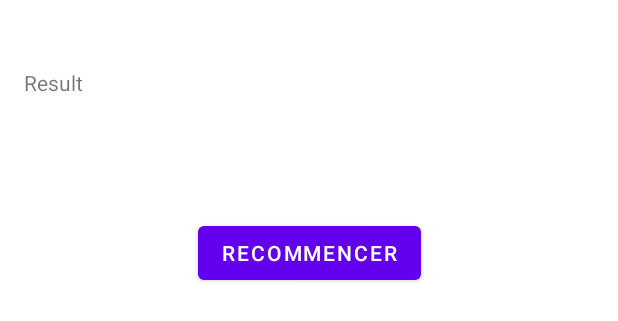
After one commit to quentinhnrt/TileMap, an Android app: the layout activity_end.xml on its own in the app's theme, with its tools: preview values and no code run, on a phone screen of 412 x 824 dp. The commit adds this screen. Shown: the top 321 px of the screen. Run offline under Robolectric (Android 15) with nearby library versions, the phone set to English and light mode, and no system bars.

Commit message:
End activity and restart

```diff
--- /dev/null
+++ b/app/src/main/res/layout/activity_end.xml
@@ -0,0 +1,32 @@
+<?xml version="1.0" encoding="utf-8"?>
+<androidx.constraintlayout.widget.ConstraintLayout xmlns:android="http://schemas.android.com/apk/res/android"
+    xmlns:app="http://schemas.android.com/apk/res-auto"
+    xmlns:tools="http://schemas.android.com/tools"
+    android:layout_width="match_parent"
+    android:layout_height="match_parent"
+    tools:context=".EndActivity">
+
+    <TextView
+        android:id="@+id/endMessage"
+        android:layout_width="286dp"
+        android:layout_height="99dp"
+        app:layout_constraintBottom_toBottomOf="parent"
+        app:layout_constraintEnd_toEndOf="parent"
+        app:layout_constraintHorizontal_bias="0.128"
+        app:layout_constraintStart_toStartOf="parent"
+        app:layout_constraintTop_toTopOf="parent"
+        app:layout_constraintVertical_bias="0.063"
+        tools:text="Result" />
+
+    <Button
+        android:id="@+id/restart"
+        android:layout_width="wrap_content"
+        android:layout_height="wrap_content"
+        android:text="Recommencer"
+        app:layout_constraintBottom_toBottomOf="parent"
+        app:layout_constraintEnd_toEndOf="parent"
+        app:layout_constraintStart_toStartOf="parent"
+        app:layout_constraintTop_toBottomOf="@+id/endMessage"
+        app:layout_constraintVertical_bias="0.0" />
+
+</androidx.constraintlayout.widget.ConstraintLayout>
```
Also changed, not shown: app/src/main/java/fr/iutlens/dubois/carte/EndActivity.kt (added, +45 -0 lines), app/src/main/java/fr/iutlens/dubois/carte/MainActivity.kt (+28 -0 lines).
